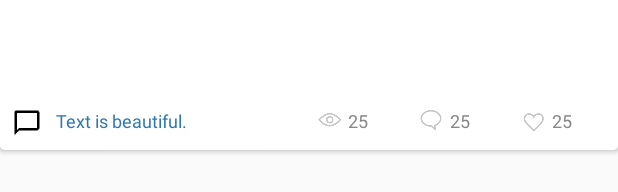
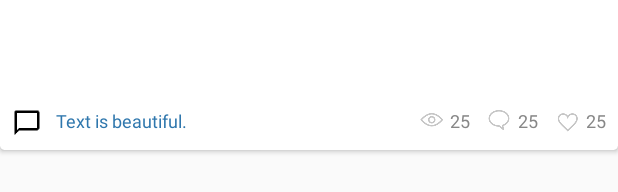
Before and after one commit to longkai/Musseta, an Android app: the layout widget_dribbble_shot_card.xml on its own in the app's theme, with its tools: preview values and no code run, on a phone screen of 412 x 824 dp. Shown: the part 522-714 px from the top of the screen. Run offline under Robolectric (Android 15) with nearby library versions, the phone set to English and light mode, and no system bars.

Commit message:
Slightly UI changes.
1. hacker news layout restore state only if the current items >= 20 (one page).
2. a little style xml refactors.
3. for activity layou xml, prefix with activity_*; layout prefix with layout_*; widget prefix with widget_*; and so on.

```diff
--- a/app/src/main/java/yuejia/liu/musseta/components/home/HomeActivity.java
+++ b/app/src/main/java/yuejia/liu/musseta/components/home/HomeActivity.java
@@ -54,7 +54,7 @@ public class HomeActivity extends MussetaActivity<HomeComponent> {
 
   @Override protected void onCreate(Bundle savedInstanceState) {
     super.onCreate(savedInstanceState);
-    setContentView(R.layout.layout_home);
+    setContentView(R.layout.activity_home);
     ButterKnife.bind(this);
     setSupportActionBar(toolbar);
 
--- a/app/src/main/java/yuejia/liu/musseta/components/home/hacker/HackerNewsLayout.java
+++ b/app/src/main/java/yuejia/liu/musseta/components/home/hacker/HackerNewsLayout.java
@@ -267,7 +267,8 @@ public class HackerNewsLayout extends FrameLayout implements SwipeRefreshLayout.
   }
 
   @Override public Parcelable onSaveInstanceState() {
-    if (linearLayoutManager.getItemCount() == 0) {
+    // if not fulfill one page requests, stop save instance
+    if (linearLayoutManager.getItemCount() < PER_PAGE) {
       return null;
     }
 
--- a/app/src/main/java/yuejia/liu/musseta/components/settings/SettingsActivity.java
+++ b/app/src/main/java/yuejia/liu/musseta/components/settings/SettingsActivity.java
@@ -28,7 +28,7 @@ public class SettingsActivity extends MussetaActivity<SettingsComponent> {
 
   @Override protected void onCreate(Bundle savedInstanceState) {
     super.onCreate(savedInstanceState);
-    setContentView(R.layout.layout_settings);
+    setContentView(R.layout.activity_settings);
     ButterKnife.bind(this);
     setSupportActionBar(toolbar);
     getSupportActionBar().setDisplayHomeAsUpEnabled(true);
--- a/app/src/main/res/values/styles.xml
+++ b/app/src/main/res/values/styles.xml
@@ -4,14 +4,13 @@
   <style name="TabLayout" parent="Widget.Design.TabLayout">
     <item name="tabIndicatorColor">@android:color/white</item>
     <item name="tabTextAppearance">@style/TabTextAppearance</item>
-    <item name="textAllCaps">false</item>
   </style>
 
   <style name="TabTextAppearance" parent="TextAppearance.Design.Tab">
     <item name="textAllCaps">false</item>
   </style>
 
-  <style name="Dribbble" parent="Widget.AppCompat.Toolbar.Button.Navigation" />
+  <style name="Dribbble" />
 
   <style name="Dribbble.Shot">
     <item name="android:textSize">12sp</item>
--- a/app/src/main/res/values/themes.xml
+++ b/app/src/main/res/values/themes.xml
@@ -14,7 +14,8 @@
   </style>
 
   <style name="Musseta.Splash">
-    <item name="colorPrimaryDark">@android:color/white</item>
+    <item name="colorPrimaryDark">@android:color/background_light</item>
+    <item name="android:colorBackground">@android:color/background_light</item>
   </style>
 
   <style name="AppBar" parent="Platform.AppCompat">
```
Also changed, not shown: app/src/main/res/layout/activity_home.xml (renamed from app/src/main/res/layout/layout_home.xml), app/src/main/res/layout/activity_settings.xml (renamed from app/src/main/res/layout/layout_settings.xml).
